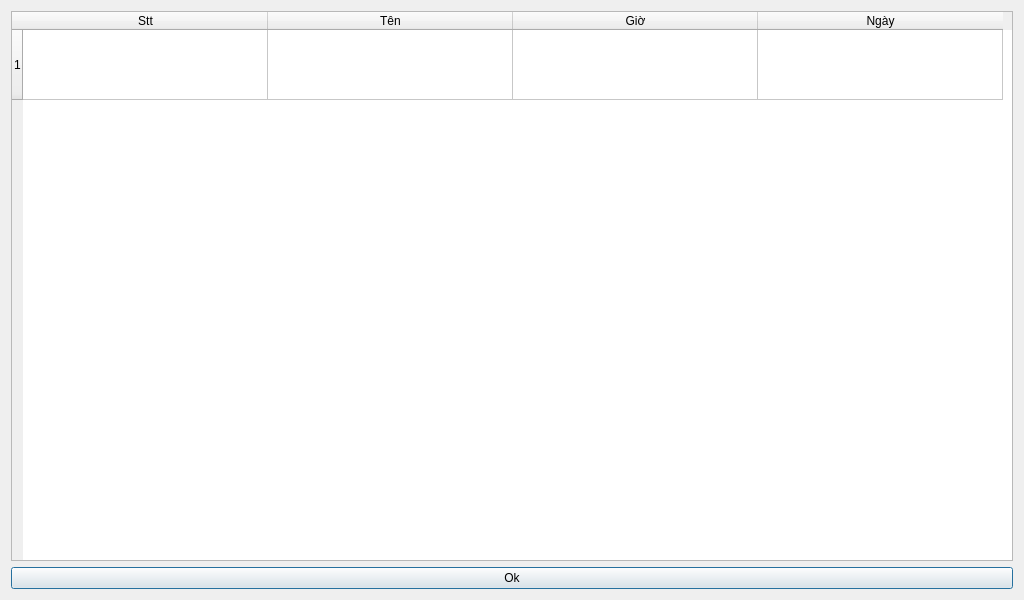
Old version of the form opendoorcounter.ui in the repository minhnt29/Graduation_GUI.
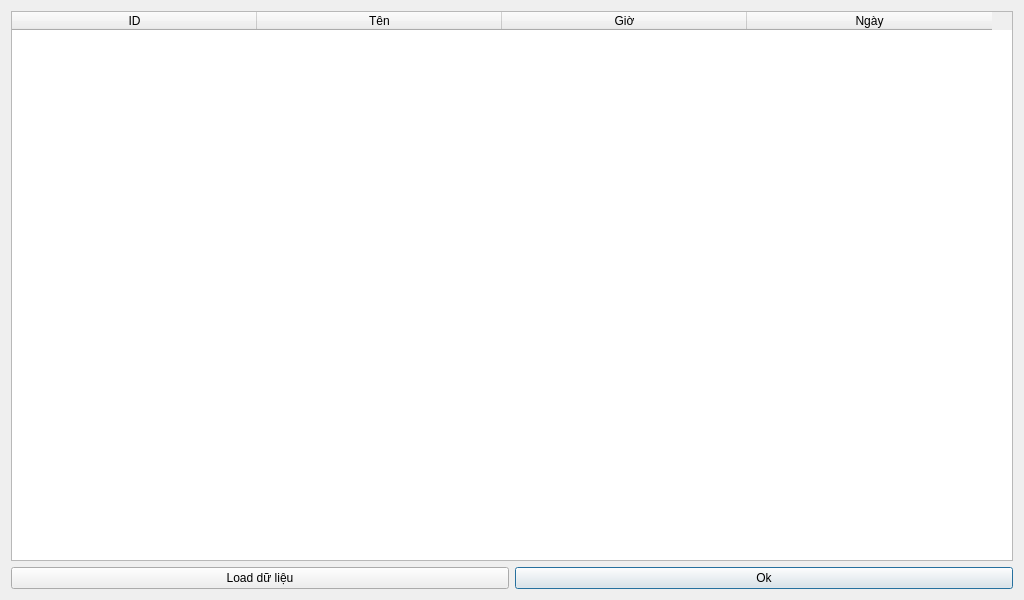
New version of the form.

```diff
--- a/opendoorcounter.ui
+++ b/opendoorcounter.ui
@@ -34,15 +34,22 @@
   <layout class="QGridLayout" name="gridLayout_2">
    <item row="1" column="0">
     <layout class="QGridLayout" name="gridLayout">
-     <item row="2" column="0">
-      <widget class="QPushButton" name="pushButton">
+     <item row="2" column="1">
+      <widget class="QPushButton" name="pushButton_Ok">
        <property name="text">
         <string>Ok</string>
        </property>
       </widget>
      </item>
-     <item row="0" column="0">
-      <widget class="QTableWidget" name="tableWidget">
+     <item row="2" column="0">
+      <widget class="QPushButton" name="pushButton_Reload">
+       <property name="text">
+        <string>Load dữ liệu</string>
+       </property>
+      </widget>
+     </item>
+     <item row="0" column="0" colspan="2">
+      <widget class="QTableWidget" name="tableWidget_Door_Open">
        <property name="sizePolicy">
         <sizepolicy hsizetype="Preferred" vsizetype="Expanding">
          <horstretch>0</horstretch>
@@ -55,14 +62,9 @@
        <attribute name="verticalHeaderDefaultSectionSize">
         <number>70</number>
        </attribute>
-       <row>
-        <property name="text">
-         <string>1</string>
-        </property>
-       </row>
        <column>
         <property name="text">
-         <string>Stt</string>
+         <string>ID</string>
         </property>
        </column>
        <column>
```
